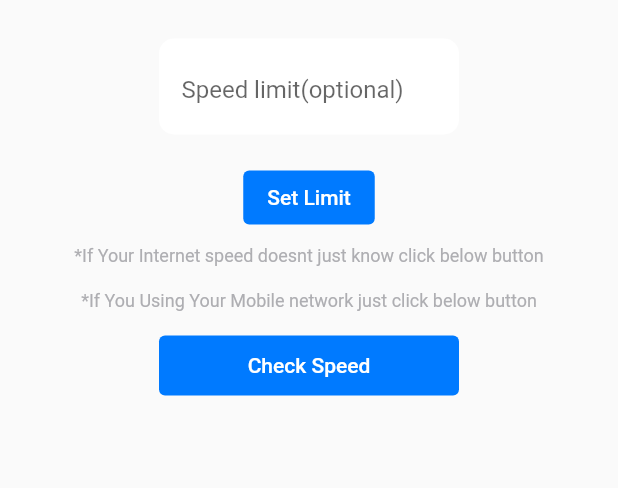
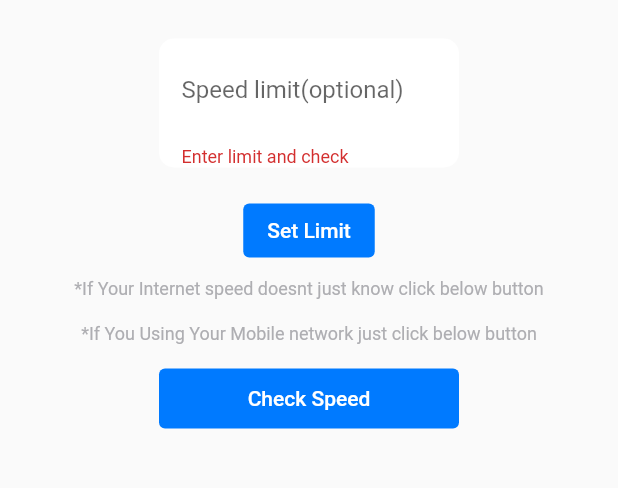
Before and after one commit to knk-naviin/iTest, a Flutter app: the screen it shows after launch, after a tap on "Set Limit", on a phone screen of 412 x 824 dp, the part 563-1051 px from its top. Run offline on Flutter 3.47's test engine with Material 2 defaults, Android fonts, the phone set to English and light mode, and no system bars; our stand-ins replace animated_splash_screen, fluttertoast, percent_indicator, rflutter_alert, syncfusion_flutter_gauges; missing offline and left inert: dart:ffi, internet_speed_test, splash_screen_view.

Commit message:
passing value

```diff
--- a/itest/lib/DataPlan.dart
+++ b/itest/lib/DataPlan.dart
@@ -1,17 +1,19 @@
+import 'dart:ffi';
+
 import 'package:flutter/cupertino.dart';
 import 'package:flutter/material.dart';
+import 'package:itest/screens/home.dart';
 
-class DataPlan extends StatefulWidget {
+class DataPlan extends StatelessWidget {
+  late final limit;
+
   @override
-  _DataPlanState createState() => _DataPlanState();
-}
-
-class _DataPlanState extends State<DataPlan> {
+  Widget build(BuildContext context) {
     final Shader linearGradient = LinearGradient(
       colors: <Color>[Colors.lightBlueAccent, Color(0xff63a4ff)],
     ).createShader(Rect.fromLTWH(0.0, 1.0, 200.0, 910.0));
-  @override
-  Widget build(BuildContext context) {
+    GlobalKey<FormState> formkey = GlobalKey<FormState>();
+
     return GestureDetector(
       onTap: () => FocusScope.of(context).unfocus(),
       child: Scaffold(
@@ -45,6 +47,8 @@ class _DataPlanState extends State<DataPlan> {
 // Text("Select Your Speed Limit(optional)"),
             Padding(
               padding: const EdgeInsets.all(8.0),
+              child: Form(
+                key: formkey,
                 child: Row(
                   mainAxisAlignment: MainAxisAlignment.center,
                   children: [
@@ -57,14 +61,24 @@ class _DataPlanState extends State<DataPlan> {
                               borderRadius: new BorderRadius.circular(10.0),
                             ),
                             child: Padding(
-                              padding:
-                                  EdgeInsets.only(left: 15, right: 15, top: 5),
+                                padding: EdgeInsets.only(
+                                    left: 15, right: 15, top: 5),
                                 child: TextFormField(
+                                    keyboardType: TextInputType.number,
+                                    validator: (value) {
+                                      if (value!.isEmpty) {
+                                        return "Enter limit and check";
+                                      }
+                                    },
+                                    onSaved: (value) {
+                                      limit = value;
+                                    },
                                     decoration: InputDecoration(
                                         border: InputBorder.none,
                                         labelText: 'Speed limit(optional)',
                                         hintText: '1...100'))))),
                   ],
+                ),
               ),
             ),
             Row(
@@ -75,7 +89,19 @@ class _DataPlanState extends State<DataPlan> {
                       backgroundColor:
                           MaterialStateProperty.all(CupertinoColors.systemBlue),
                       elevation: MaterialStateProperty.all(0)),
-                  onPressed: () {},
+                  onPressed: () {
+                    if (formkey.currentState!.validate()) {
+                      (formkey.currentState!.save());
+                      print(limit);
+                      Navigator.push(
+                        context,
+                        MaterialPageRoute(
+                            builder: (context) => Home(
+                                  datalimit: limit
+                                )),
+                      );
+                    }
+                  },
                   child: Text("Set Limit"),
                 )
               ],
@@ -119,7 +145,10 @@ class _DataPlanState extends State<DataPlan> {
                               CupertinoColors.systemBlue),
                           elevation: MaterialStateProperty.all(0)),
                       onPressed: () {
-                        Navigator.of(context).pushReplacementNamed('/launchscreen');
+                        Navigator.push(
+                          context,
+                          MaterialPageRoute(builder: (context) => Home()),
+                        );
                       },
                       child: Text("Check Speed"),
                     ),
--- a/itest/lib/main.dart
+++ b/itest/lib/main.dart
@@ -7,9 +7,9 @@ import 'DataPlan.dart';
 
 void main() {
   runApp(MaterialApp(
-    routes: <String, WidgetBuilder>{
-      '/launchscreen': (BuildContext context) => Home(),
-    },
+    // routes: <String, WidgetBuilder>{
+    //   '/launchscreen': (BuildContext context) => Home(),
+    // },
     debugShowCheckedModeBanner: false,
     home: MyApp(),
   ));
```
Also changed, not shown: itest/lib/screens/home.dart (+16 -1 lines). Lines whose indentation alone changed are shown as unchanged.
